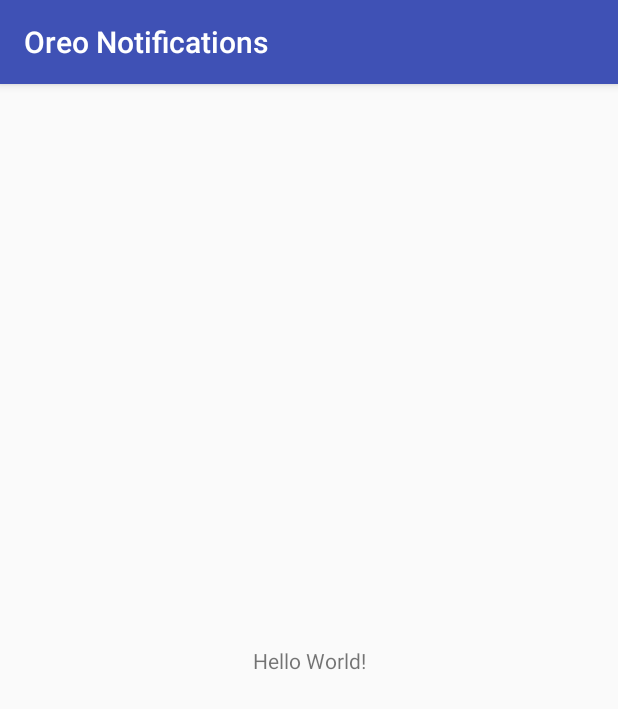
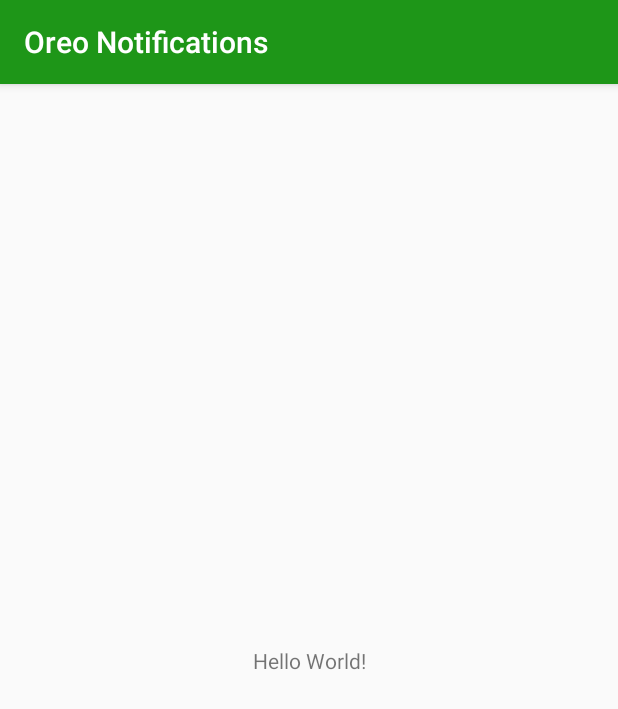
Before and after one commit to StylingAndroid/OreoNotifications, an Android app: the screen it shows after launch (MainActivity), on a phone screen of 412 x 824 dp. Shown: the top 709 px of the screen. Run offline under Robolectric (Android 15) with nearby library versions, the phone set to English and light mode, and no system bars; 1 statement that could not run was skipped.

Commit message:
Correctly sets the app colours

```diff
--- a/app/src/main/res/values/colors.xml
+++ b/app/src/main/res/values/colors.xml
@@ -1,6 +1,6 @@
 <?xml version="1.0" encoding="utf-8"?>
 <resources>
-  <color name="colorPrimary">#3F51B5</color>
-  <color name="colorPrimaryDark">#303F9F</color>
-  <color name="colorAccent">#FF4081</color>
+  <color name="colorPrimary">#1E9618</color>
+  <color name="colorAccent">#4EE147</color>
+  <color name="colorPrimaryDark">#156912</color>
 </resources>
```
